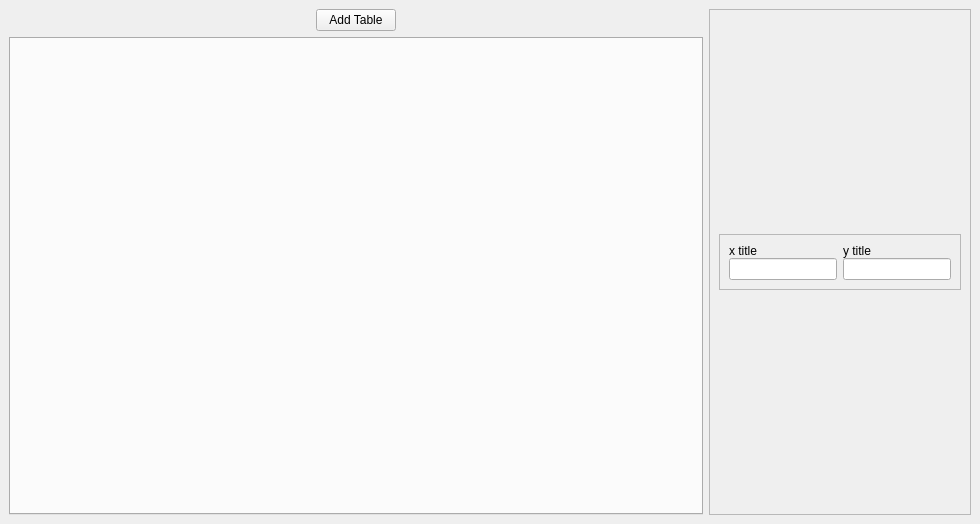
Old version of the form WWplot/ui/application_window.ui in the repository wwmm/wwplot.
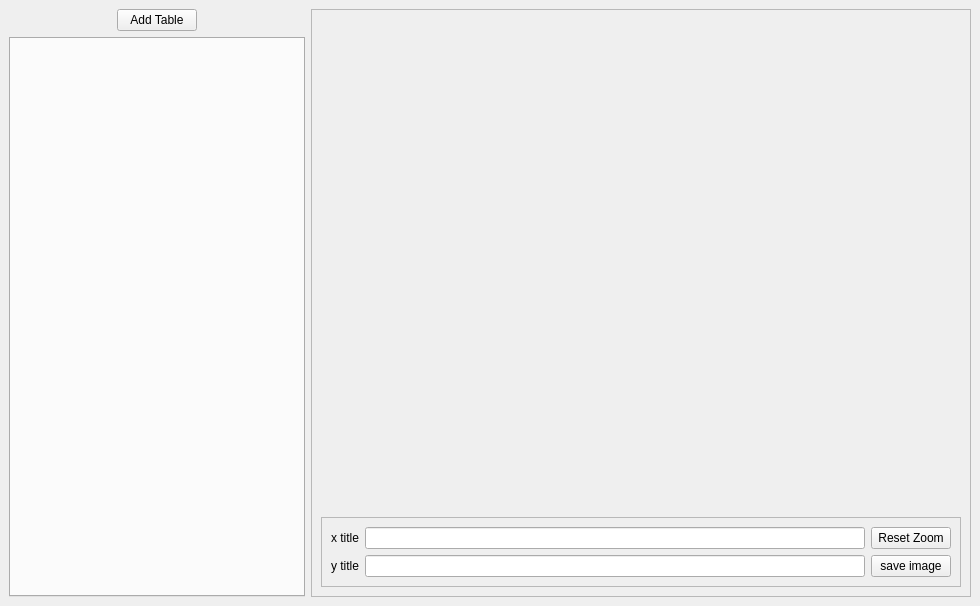
New version of the form. Custom widgets are drawn as their Qt base class.

Commit message: removed matplotlib toolbar. We handle the zoom and the save figure feature now

The edit to the form file:
```diff
--- a/WWplot/ui/application_window.ui
+++ b/WWplot/ui/application_window.ui
@@ -7,7 +7,7 @@
     <x>0</x>
     <y>0</y>
     <width>980</width>
-    <height>524</height>
+    <height>606</height>
    </rect>
   </property>
   <property name="sizePolicy">
@@ -94,13 +94,6 @@
       </property>
       <layout class="QGridLayout" name="gridLayout_2">
        <item row="2" column="0" colspan="2">
-        <layout class="QVBoxLayout" name="plot_layout">
-         <property name="sizeConstraint">
-          <enum>QLayout::SetDefaultConstraint</enum>
-         </property>
-        </layout>
-       </item>
-       <item row="1" column="0" colspan="2">
         <widget class="QFrame" name="plot_settings_frame">
          <property name="sizePolicy">
           <sizepolicy hsizetype="MinimumExpanding" vsizetype="Fixed">
@@ -116,22 +109,9 @@
          </property>
          <layout class="QGridLayout" name="gridLayout_3">
           <property name="verticalSpacing">
-           <number>0</number>
+           <number>6</number>
           </property>
           <item row="1" column="1">
-           <widget class="QLineEdit" name="y_axis_title">
-            <property name="text">
-             <string/>
-            </property>
-            <property name="placeholderText">
-             <string/>
-            </property>
-            <property name="clearButtonEnabled">
-             <bool>false</bool>
-            </property>
-           </widget>
-          </item>
-          <item row="1" column="0">
            <widget class="QLineEdit" name="x_axis_title">
             <property name="text">
              <string/>
@@ -144,29 +124,83 @@
             </property>
            </widget>
           </item>
-          <item row="0" column="0">
+          <item row="1" column="0">
            <widget class="QLabel" name="label_x_title">
             <property name="text">
              <string>x title</string>
             </property>
            </widget>
           </item>
-          <item row="0" column="1">
+          <item row="2" column="0">
            <widget class="QLabel" name="label_y_title">
             <property name="text">
              <string>y title</string>
             </property>
            </widget>
           </item>
+          <item row="2" column="1">
+           <widget class="QLineEdit" name="y_axis_title">
+            <property name="text">
+             <string/>
+            </property>
+            <property name="placeholderText">
+             <string/>
+            </property>
+            <property name="clearButtonEnabled">
+             <bool>false</bool>
+            </property>
+           </widget>
+          </item>
+          <item row="1" column="2">
+           <widget class="QPushButton" name="reset_zoom">
+            <property name="sizePolicy">
+             <sizepolicy hsizetype="Fixed" vsizetype="Fixed">
+              <horstretch>0</horstretch>
+              <verstretch>0</verstretch>
+             </sizepolicy>
+            </property>
+            <property name="text">
+             <string>Reset Zoom</string>
+            </property>
+            <property name="flat">
+             <bool>false</bool>
+            </property>
+           </widget>
+          </item>
+          <item row="2" column="2">
+           <widget class="QPushButton" name="save_image">
+            <property name="text">
+             <string>save image</string>
+            </property>
+           </widget>
+          </item>
          </layout>
         </widget>
        </item>
+       <item row="1" column="0" colspan="2">
+        <widget class="Plot" name="plot" native="true">
+         <property name="minimumSize">
+          <size>
+           <width>640</width>
+           <height>480</height>
+          </size>
+         </property>
+        </widget>
+       </item>
       </layout>
      </widget>
     </item>
    </layout>
   </widget>
  </widget>
+ <customwidgets>
+  <customwidget>
+   <class>Plot</class>
+   <extends>QWidget</extends>
+   <header>QtWidgets</header>
+   <container>1</container>
+  </customwidget>
+ </customwidgets>
  <resources/>
  <connections/>
 </ui>
```
Left out of the diff: 40 changed lines with no effect on the pictures. The commit also changes 5 other files.
